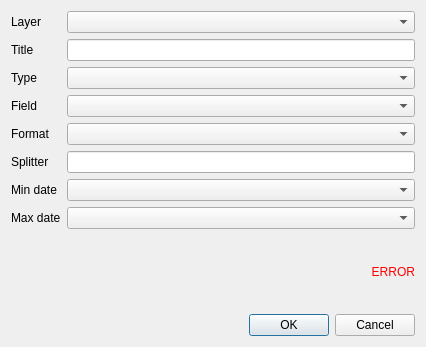
Before: the Qt Designer form lizmap/resources/ui/ui_form_filter_by_form.ui in 3liz/lizmap-plugin, drawn with Qt 5.
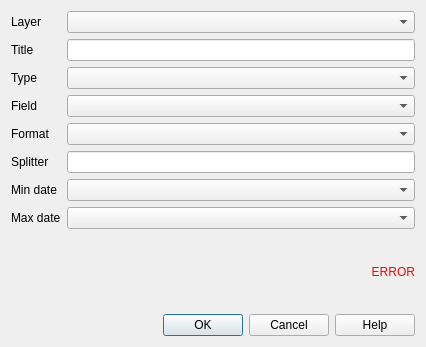
After: the same form once the commit is applied. Custom widgets are drawn as their Qt base class.

Commit message: UX - Add a link to the online help on each edition form

Diff of the .ui file:
```diff
--- a/lizmap/resources/ui/ui_form_filter_by_form.ui
+++ b/lizmap/resources/ui/ui_form_filter_by_form.ui
@@ -157,7 +157,7 @@
       <enum>Qt::Horizontal</enum>
      </property>
      <property name="standardButtons">
-      <set>QDialogButtonBox::Cancel|QDialogButtonBox::Ok</set>
+      <set>QDialogButtonBox::Help|QDialogButtonBox::Cancel|QDialogButtonBox::Ok</set>
      </property>
     </widget>
    </item>
```
The commit also changes 21 other files.
